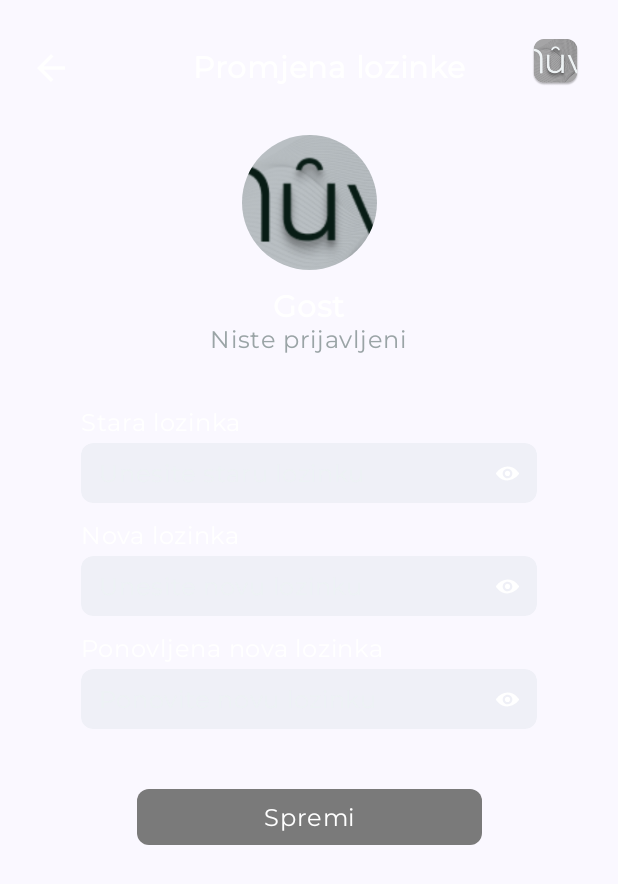
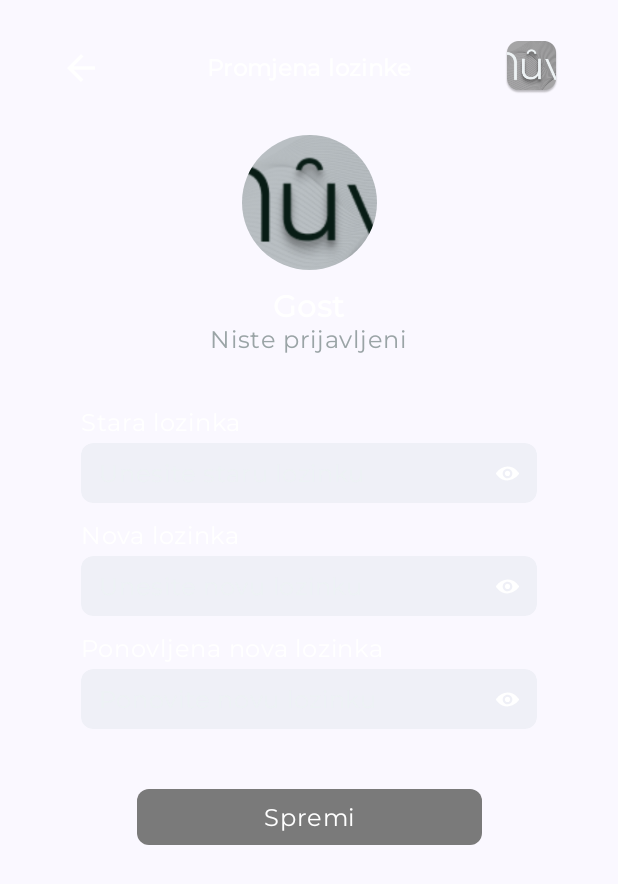
Before and after one commit to dvucina22/Nuvio-frontend, an Android app built with Jetpack Compose: the composable ChangePasswordScreen shown on its own in the app's theme, on a phone screen of 412 x 824 dp. Shown: the top 884 px of the screen. Run offline under Robolectric (Android 15) with nearby library versions, the phone set to English and light mode, and no system bars; our stand-ins replace Dagger/Hilt's generated code; Roboto replaces fonts that are not available here.

Commit message:
Add reusable CustomTopBar
- created a reusable CustomTopBar component for screens

```diff
--- a/Kotlin/app/src/main/java/com/example/nuviofrontend/feature/profile/presentation/ChangePasswordScreen.kt
+++ b/Kotlin/app/src/main/java/com/example/nuviofrontend/feature/profile/presentation/ChangePasswordScreen.kt
@@ -1,41 +1,22 @@
 package com.example.nuviofrontend.feature.profile.presentation
 
 import android.widget.Toast
-import androidx.compose.foundation.Image
-import androidx.compose.foundation.clickable
-import androidx.compose.foundation.layout.Box
-import androidx.compose.foundation.layout.Column
-import androidx.compose.foundation.layout.Row
-import androidx.compose.foundation.layout.Spacer
-import androidx.compose.foundation.layout.fillMaxSize
-import androidx.compose.foundation.layout.fillMaxWidth
-import androidx.compose.foundation.layout.height
-import androidx.compose.foundation.layout.padding
-import androidx.compose.foundation.layout.size
+import androidx.compose.foundation.layout.*
 import androidx.compose.foundation.shape.CircleShape
-import androidx.compose.material.icons.Icons
-import androidx.compose.material.icons.filled.ArrowBack
-import androidx.compose.material3.Icon
 import androidx.compose.material3.MaterialTheme
 import androidx.compose.material3.Text
-import androidx.compose.runtime.Composable
-import androidx.compose.runtime.LaunchedEffect
-import androidx.compose.runtime.collectAsState
-import androidx.compose.runtime.getValue
-import androidx.compose.runtime.mutableStateOf
-import androidx.compose.runtime.remember
-import androidx.compose.runtime.setValue
+import androidx.compose.runtime.*
 import androidx.compose.ui.Alignment
 import androidx.compose.ui.Modifier
-import androidx.compose.ui.draw.clip
 import androidx.compose.ui.graphics.Color
-import androidx.compose.ui.layout.ContentScale
 import androidx.compose.ui.platform.LocalContext
-import androidx.compose.ui.res.painterResource
+import androidx.compose.ui.res.stringResource
 import androidx.compose.ui.text.font.FontWeight
 import androidx.compose.ui.unit.dp
 import androidx.hilt.navigation.compose.hiltViewModel
 import com.example.core.R
+import com.example.core.ui.components.CustomTopBar
+import com.example.core.ui.components.ProfileHeader
 import com.example.nuviofrontend.core.ui.components.CustomButton
 import com.example.nuviofrontend.core.ui.components.CustomTextField
 
@@ -56,7 +37,6 @@ fun ChangePasswordScreen(
         context.getString(R.string.guest)
     }
 
-
     val displayEmail = if (isLoggedIn && !email.isNullOrBlank()) {
         email
     } else {
@@ -66,7 +46,6 @@ fun ChangePasswordScreen(
     val oldPassword by viewModel.oldPassword.collectAsState()
     val newPassword by viewModel.newPassword.collectAsState()
     val confirmPassword by viewModel.confirmPassword.collectAsState()
-
 
     val oldPasswordError by viewModel.oldPasswordError.collectAsState()
     val newPasswordError by viewModel.newPasswordError.collectAsState()
@@ -94,91 +73,23 @@ fun ChangePasswordScreen(
         }
     }
 
-
-
-    Box(modifier = Modifier.fillMaxSize()) {
     Column(
         modifier = Modifier
             .fillMaxSize()
             .padding(horizontal = 20.dp)
     ) {
 
-            Row(
-                modifier = Modifier
-                    .fillMaxWidth()
-                    .padding(top = 20.dp),
-                verticalAlignment = Alignment.CenterVertically
-            ) {
-                Icon(
-                    imageVector = Icons.Default.ArrowBack,
-                    contentDescription = context.getString(R.string.back_button),
-                    tint = Color.White,
-                    modifier = Modifier
-                        .size(28.dp)
-                        .clickable {
-                            viewModel.resetAllFields()
-                            onBack()
-                        }
+        CustomTopBar(
+            title = stringResource(R.string.change_password_title),
+            showBack = true,
+            onBack = onBack
         )
-                Box(
-                    modifier = Modifier
-                        .weight(1f)
-                        .height(50.dp)
-                ) {
-                    Text(
-                        text = context.getString(R.string.change_password_title),
-                        color = Color.White,
-                        style = MaterialTheme.typography.titleMedium,
-                        fontWeight = FontWeight.Bold,
-                        modifier = Modifier.align(Alignment.Center)
-                    )
-                    Image(
-                        painter = painterResource(id = R.drawable.logo_dark_icon),
-                        contentDescription = null,
-                        modifier = Modifier
-                            .size(43.dp)
-                            .padding(6.dp)
-                            .align(Alignment.TopEnd),
-                        contentScale = ContentScale.Fit
-                    )
-                }
-            }
 
         Spacer(modifier = Modifier.height(20.dp))
 
-            Column(
-                modifier = Modifier.fillMaxWidth(),
-                horizontalAlignment = Alignment.CenterHorizontally
-            ) {
-                Image(
-                    painter = painterResource(id = R.drawable.logo_light_icon),
-                    contentDescription = null,
-                    modifier = Modifier
-                        .size(90.dp)
-                        .clip(CircleShape),
-                    contentScale = ContentScale.Crop
-                )
-
-                Spacer(modifier = Modifier.height(12.dp))
-
-                Text(
-                    text = displayName,
-                    color = Color.White,
-                    style = MaterialTheme.typography.titleMedium,
-                    fontWeight = FontWeight.Bold
-                )
-
-                Text(
-                    text = displayEmail,
-                    color = Color(0xFF9AA4A6),
-                    style = MaterialTheme.typography.labelSmall,
-                )
-
-                Spacer(modifier = Modifier.height(12.dp))
-            }
+        ProfileHeader(displayName = displayName, displayEmail = displayEmail)
 
         Spacer(modifier = Modifier.height(24.dp))
-
 
         CustomTextField(
             value = oldPassword,
@@ -188,8 +99,8 @@ fun ChangePasswordScreen(
                     viewModel.oldPasswordError.value = null
                 }
             },
-                placeholder = context.getString(R.string.old_password_placeholder),
-                label = context.getString(R.string.old_password_label),
+            placeholder = stringResource(R.string.old_password_placeholder),
+            label = stringResource(R.string.old_password_label),
             isPassword = true,
             passwordVisible = oldPasswordVisible,
             onPasswordVisibilityChange = { oldPasswordVisible = !oldPasswordVisible },
@@ -203,13 +114,13 @@ fun ChangePasswordScreen(
                 viewModel.newPassword.value = it
                 if (viewModel.newPasswordError.value != null) viewModel.newPasswordError.value = null
             },
-                placeholder = context.getString(R.string.new_password_placeholder),
-                label = context.getString(R.string.new_password_label),
+            placeholder = stringResource(R.string.new_password_placeholder),
+            label = stringResource(R.string.new_password_label),
             isPassword = true,
             passwordVisible = newPasswordVisible,
             onPasswordVisibilityChange = { newPasswordVisible = !newPasswordVisible },
             isError =  newPasswordError != null,
-                errorMessage =  newPasswordError
+            errorMessage = newPasswordError
         )
 
         CustomTextField(
@@ -218,8 +129,8 @@ fun ChangePasswordScreen(
                 viewModel.confirmPassword.value = it
                 if (viewModel.confirmPasswordError.value != null) viewModel.confirmPasswordError.value = null
             },
-                placeholder = context.getString(R.string.confirm_password_placeholder),
-                label = context.getString(R.string.confirm_password_label),
+            placeholder = stringResource(R.string.confirm_password_placeholder),
+            label = stringResource(R.string.confirm_password_label),
             isPassword = true,
             passwordVisible = confirmPasswordVisible,
             onPasswordVisibilityChange = { confirmPasswordVisible = !confirmPasswordVisible },
@@ -230,10 +141,9 @@ fun ChangePasswordScreen(
         Spacer(modifier = Modifier.height(24.dp))
 
         CustomButton(
-                text = context.getString(R.string.button_save),
+            text = stringResource(R.string.button_save),
             onClick = { viewModel.changePassword() },
             modifier = Modifier.align(Alignment.CenterHorizontally)
         )
     }
 }
-}
--- /dev/null
+++ b/Kotlin/core/src/main/java/com/example/core/ui/components/CustomTopBar.kt
@@ -0,0 +1,67 @@
+package com.example.core.ui.components
+
+import androidx.compose.foundation.Image
+import androidx.compose.foundation.clickable
+import androidx.compose.foundation.layout.Box
+import androidx.compose.foundation.layout.fillMaxWidth
+import androidx.compose.foundation.layout.height
+import androidx.compose.foundation.layout.padding
+import androidx.compose.foundation.layout.size
+import androidx.compose.material.icons.Icons
+import com.example.core.R
+import androidx.compose.material.icons.filled.ArrowBack
+import androidx.compose.material3.Icon
+import androidx.compose.material3.MaterialTheme
+import androidx.compose.material3.Text
+import androidx.compose.runtime.Composable
+import androidx.compose.ui.Alignment
+import androidx.compose.ui.Modifier
+import androidx.compose.ui.graphics.Color
+import androidx.compose.ui.layout.ContentScale
+import androidx.compose.ui.res.painterResource
+import androidx.compose.ui.text.font.FontWeight
+import androidx.compose.ui.unit.dp
+
+@Composable
+fun CustomTopBar(
+    title: String,
+    showBack: Boolean = false,
+    onBack: () -> Unit = {}
+) {
+    Box(
+        modifier = Modifier
+            .fillMaxWidth()
+            .padding(top = 20.dp)
+            .height(50.dp)
+            .padding(horizontal = 20.dp)
+    ) {
+        if (showBack) {
+            Icon(
+                imageVector = Icons.Default.ArrowBack,
+                contentDescription = "Back",
+                tint = Color.White,
+                modifier = Modifier
+                    .size(28.dp)
+                    .align(Alignment.CenterStart)
+                    .clickable { onBack() }
+            )
+        }
+
+        Text(
+            text = title,
+            color = Color.White,
+            style = MaterialTheme.typography.titleSmall,
+            fontWeight = FontWeight.Bold,
+            modifier = Modifier.align(Alignment.Center)
+        )
+
+        Image(
+            painter = painterResource(id = R.drawable.logo_dark_icon),
+            contentDescription = null,
+            modifier = Modifier
+                .size(35.dp)
+                .align(Alignment.CenterEnd),
+            contentScale = ContentScale.Fit
+        )
+    }
+}
--- /dev/null
+++ b/Kotlin/core/src/main/java/com/example/core/ui/components/ProfileHeader.kt
@@ -0,0 +1,59 @@
+package com.example.core.ui.components
+
+import androidx.compose.foundation.Image
+import androidx.compose.foundation.layout.Column
+import androidx.compose.foundation.layout.Spacer
+import androidx.compose.foundation.layout.fillMaxWidth
+import androidx.compose.foundation.layout.height
+import androidx.compose.foundation.layout.size
+import androidx.compose.foundation.shape.CircleShape
+import com.example.core.R
+import androidx.compose.material3.MaterialTheme
+import androidx.compose.material3.Text
+import androidx.compose.runtime.Composable
+import androidx.compose.ui.Alignment
+import androidx.compose.ui.Modifier
+import androidx.compose.ui.draw.clip
+import androidx.compose.ui.graphics.Color
+import androidx.compose.ui.layout.ContentScale
+import androidx.compose.ui.res.painterResource
+import androidx.compose.ui.text.font.FontWeight
+import androidx.compose.ui.unit.dp
+
+
+@Composable
+fun ProfileHeader(
+    displayName: String,
+    displayEmail: String
+) {
+    Column(
+        modifier = Modifier.fillMaxWidth(),
+        horizontalAlignment = Alignment.CenterHorizontally
+    ) {
+        Image(
+            painter = painterResource(id = R.drawable.logo_light_icon),
+            contentDescription = null,
+            modifier = Modifier
+                .size(90.dp)
+                .clip(CircleShape),
+            contentScale = ContentScale.Crop
+        )
+
+        Spacer(modifier = Modifier.height(12.dp))
+
+        Text(
+            text = displayName,
+            color = Color.White,
+            style = MaterialTheme.typography.titleMedium,
+            fontWeight = FontWeight.Bold
+        )
+
+        Text(
+            text = displayEmail,
+            color = Color(0xFF9AA4A6),
+            style = MaterialTheme.typography.labelSmall
+        )
+
+        Spacer(modifier = Modifier.height(12.dp))
+    }
+}
--- a/Kotlin/core/src/main/java/com/example/core/ui/theme/Type.kt
+++ b/Kotlin/core/src/main/java/com/example/core/ui/theme/Type.kt
@@ -47,7 +47,7 @@ val AppTypography = Typography(
     titleSmall = TextStyle(
         fontFamily = MontserratRegular,
         fontWeight = FontWeight.Normal,
-        fontSize = 17.sp,
+        fontSize = 15.sp,
         letterSpacing = 0.5.sp
     ),
 )
--- a/Kotlin/core/src/main/res/values/strings.xml
+++ b/Kotlin/core/src/main/res/values/strings.xml
@@ -91,6 +91,7 @@
     <string name="placeholder_new_password">Unesite novu lozinku</string>
     <string name="placeholder_confirm_password">Ponovite novu lozinku</string>
     <string name="button_save">Spremi</string>
+    <string name="error_server_generic2">Pogreška na poslužitelju%s.</string>
 
     <string name="error_old_password_empty">Stara lozinka je obavezna</string>
     <string name="error_new_password_empty">Nova lozinka je obavezna</string>
```
Also changed, not shown: Kotlin/app/src/main/java/com/example/nuviofrontend/feature/profile/data/UserService.kt (+8 -6 lines), Kotlin/app/src/main/java/com/example/nuviofrontend/feature/profile/presentation/ChangePasswordViewModel.kt (+9 -18 lines), Kotlin/app/src/main/java/com/example/nuviofrontend/feature/profile/presentation/ProfileScreen.kt (+9 -71 lines). Lines whose indentation alone changed are shown as unchanged.
